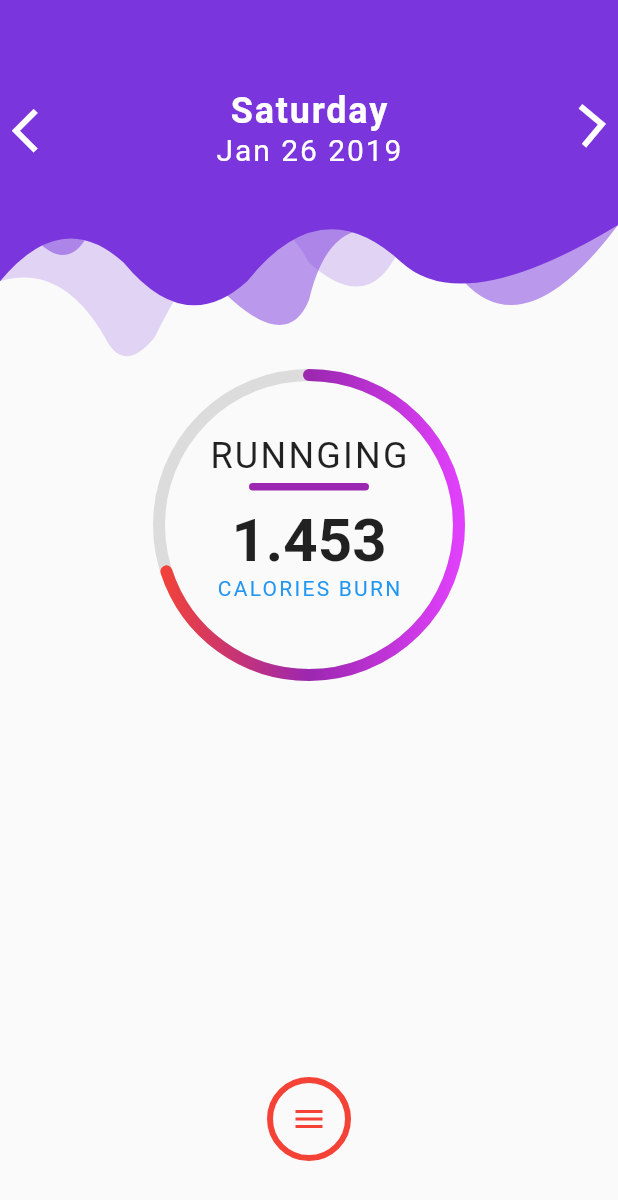
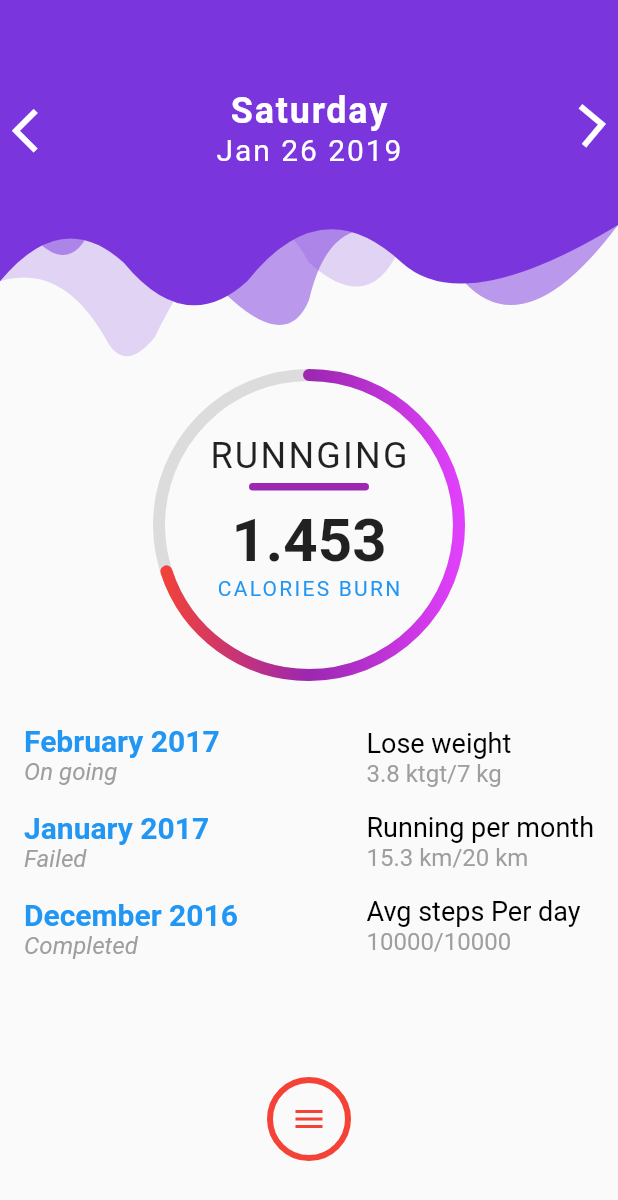
Before and after one commit to JAICHANGPARK/flutter_fitness_dummy, a Flutter app: the screen it shows after launch, on a phone screen of 412 x 824 dp. Shown: the top 1200 px of the screen. Run offline on Flutter 3.47's test engine with Material 2 defaults, Android fonts, the phone set to English and light mode, and no system bars.

Commit message:
log addded

```diff
--- a/lib/appwidget/monthly_status_listing.dart
+++ b/lib/appwidget/monthly_status_listing.dart
@@ -10,10 +10,89 @@ class MonthlyStatusListing  extends StatelessWidget {
         mainAxisAlignment: MainAxisAlignment.spaceBetween,
         mainAxisSize: MainAxisSize.max,
         children: <Widget>[
+          Column(
+            crossAxisAlignment: CrossAxisAlignment.start,
+            mainAxisSize: MainAxisSize.max,
+            children: <Widget>[
+              MonthlyStatusRow('February 2017', 'On going'),
+              MonthlyStatusRow('January 2017', 'Failed'),
+              MonthlyStatusRow('December 2016', 'Completed'),
+            ],
+          ),
 
+          Column(
+            crossAxisAlignment: CrossAxisAlignment.start,
+            mainAxisSize: MainAxisSize.max,
+            children: <Widget>[
+              MonthlyTargetRow('Lose weight', '3.8 ktgt/7 kg'),
+              MonthlyTargetRow('Running per month', '15.3 km/20 km'),
+              MonthlyTargetRow('Avg steps Per day', '10000/10000'),
+            ],
+          )
 
         ],
       ),
     );
   }
 }
+
+class MonthlyStatusRow  extends StatelessWidget {
+  final String monthYear, status;
+
+
+  MonthlyStatusRow(this.monthYear, this.status);
+
+  @override
+  Widget build(BuildContext context) {
+    return Padding(
+      padding: EdgeInsets.only(bottom: 16.0),
+      child: Column(
+        crossAxisAlignment: CrossAxisAlignment.start,
+        children: <Widget>[
+          Text(
+            monthYear,
+            style: TextStyle(
+              color: Colors.blue,
+              fontWeight: FontWeight.bold,
+              fontSize: 20.0,
+            ),
+          ),
+          Text(
+            status,
+            style: TextStyle(
+              color: Colors.grey,
+              fontStyle: FontStyle.italic,
+              fontSize: 16.0
+            ),
+          )
+        ],
+      ),
+    );
+  }
+}
+
+class MonthlyTargetRow extends StatelessWidget {
+  final String target, targetAchieved;
+
+  MonthlyTargetRow(this.target, this.targetAchieved);
+
+  @override
+  Widget build(BuildContext context) {
+    return Padding(
+      padding: const EdgeInsets.only(bottom: 16.0),
+      child: Column(
+        crossAxisAlignment: CrossAxisAlignment.start,
+        children: <Widget>[
+          Text(
+            target,
+            style: TextStyle(color: Colors.black, fontSize: 18.0),
+          ),
+          Text(
+            targetAchieved,
+            style: TextStyle(color: Colors.grey, fontSize: 16.0),
+          ),
+        ],
+      ),
+    );
+  }
+}
--- a/lib/main.dart
+++ b/lib/main.dart
@@ -1,4 +1,5 @@
 import 'package:flutter/material.dart';
+import 'package:flutter_fitness_dummy/appwidget/monthly_status_listing.dart';
 import 'package:flutter_fitness_dummy/appwidget/radial_progress.dart';
 import 'package:flutter_fitness_dummy/appwidget/top_bar.dart';
 import 'package:flutter_fitness_dummy/blocs/home_page_bloc.dart';
@@ -123,6 +124,7 @@ class MyHomePageState extends State<MyHomePage>
                 ],
               ),
               RadialProgress(),
+              MonthlyStatusListing(),
             ],
           ),
           Positioned(
```
